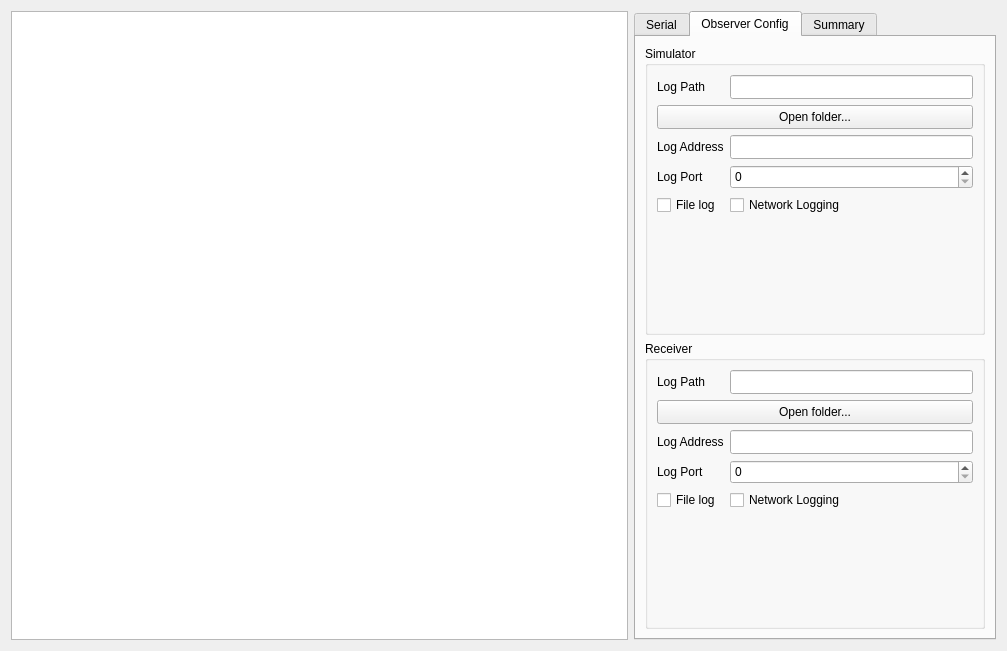
This is source/rrv_plugin/rrv_viewer.ui in AlfonsoJPH/skydel-rrv-plugin as Qt 5 draws it before an edit. The edited form follows.
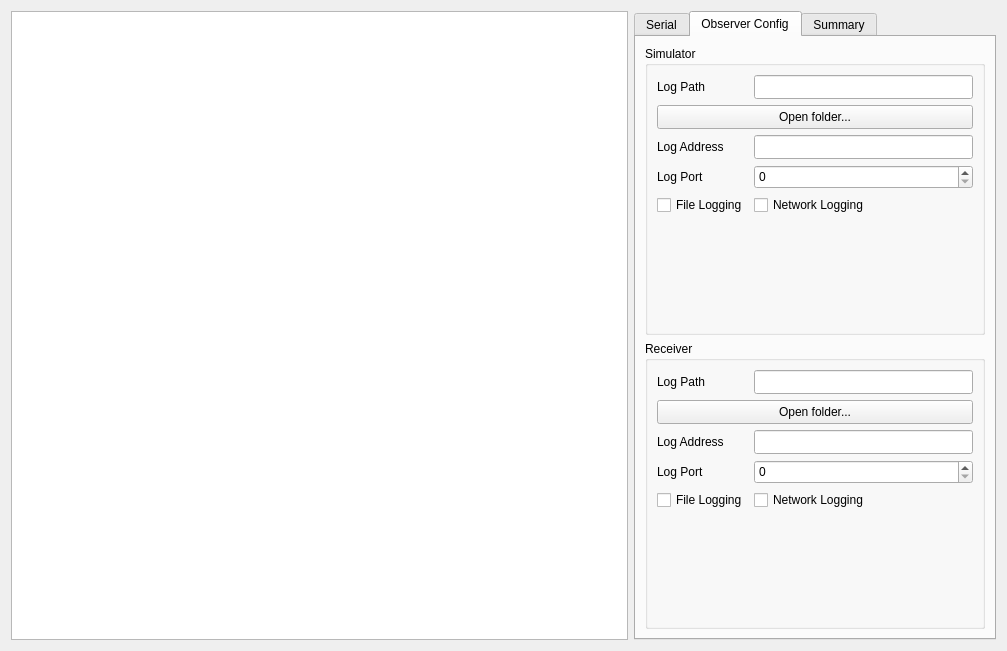
This is the edited form. The open tabs and pages were chosen to show the change.

The edit to the form file:
```diff
--- a/source/rrv_plugin/rrv_viewer.ui
+++ b/source/rrv_plugin/rrv_viewer.ui
@@ -277,7 +277,7 @@
             <item row="4" column="0">
              <widget class="QCheckBox" name="simulationFileLogState">
               <property name="text">
-               <string>File log</string>
+               <string>File Logging</string>
               </property>
              </widget>
             </item>
@@ -370,7 +370,7 @@
             <item row="4" column="0">
              <widget class="QCheckBox" name="receiverFileLogState">
               <property name="text">
-               <string>File log</string>
+               <string>File Logging</string>
               </property>
              </widget>
             </item>
```
Left out of the diff: 2 changed lines with no effect on the pictures.
